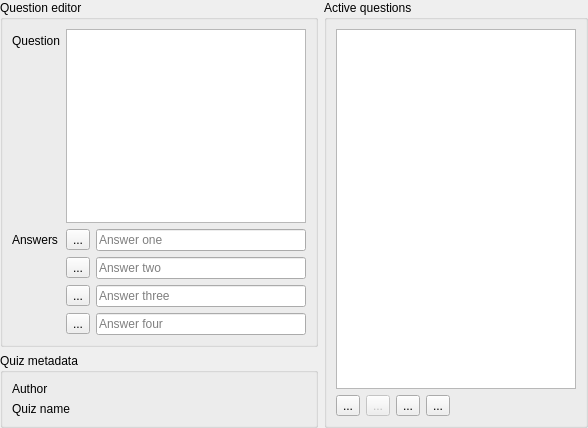
First picture: the form in src/templates/quiz/quizeditor.ui, repository BuildmLearn/BuildmLearn-Toolkit, before the edit.
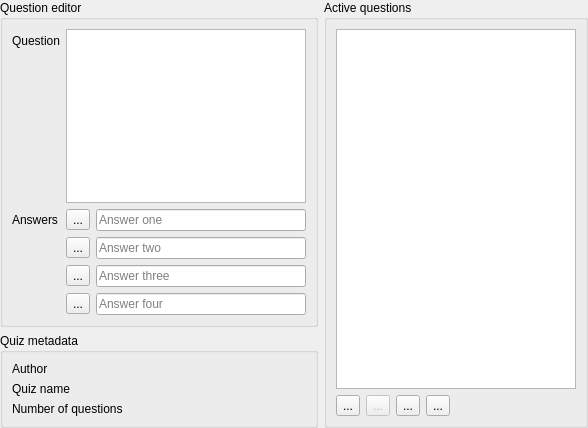
Second picture: the form after the edit. Custom widgets are drawn as their Qt base class.

Commit message: Enhanced quiz editor, added couple of things, including question counters.

Diff of the .ui file:
```diff
--- a/src/templates/quiz/quizeditor.ui
+++ b/src/templates/quiz/quizeditor.ui
@@ -225,14 +225,20 @@
       <string>Quiz metadata</string>
      </property>
      <layout class="QFormLayout" name="formLayout_2">
-      <item row="1" column="0">
+      <property name="fieldGrowthPolicy">
+       <enum>QFormLayout::AllNonFixedFieldsGrow</enum>
+      </property>
+      <item row="0" column="0">
        <widget class="QLabel" name="label_3">
         <property name="text">
          <string>Author</string>
         </property>
        </widget>
       </item>
-      <item row="2" column="0">
+      <item row="0" column="1">
+       <widget class="LineEditWithStatus" name="m_txtAuthor" native="true"/>
+      </item>
+      <item row="1" column="0">
        <widget class="QLabel" name="label_4">
         <property name="text">
          <string>Quiz name</string>
@@ -240,11 +246,22 @@
        </widget>
       </item>
       <item row="1" column="1">
-       <widget class="LineEditWithStatus" name="m_txtAuthor" native="true"/>
-      </item>
-      <item row="2" column="1">
        <widget class="LineEditWithStatus" name="m_txtName" native="true"/>
       </item>
+      <item row="2" column="0">
+       <widget class="QLabel" name="label_5">
+        <property name="text">
+         <string>Number of questions</string>
+        </property>
+       </widget>
+      </item>
+      <item row="2" column="1">
+       <widget class="LineEditWithStatus" name="m_txtNumberOfQuestions" native="true">
+        <property name="enabled">
+         <bool>true</bool>
+        </property>
+       </widget>
+      </item>
      </layout>
     </widget>
    </item>
```
Left out of the diff: 24 changed lines with no effect on the pictures. The commit also changes 5 other files.
